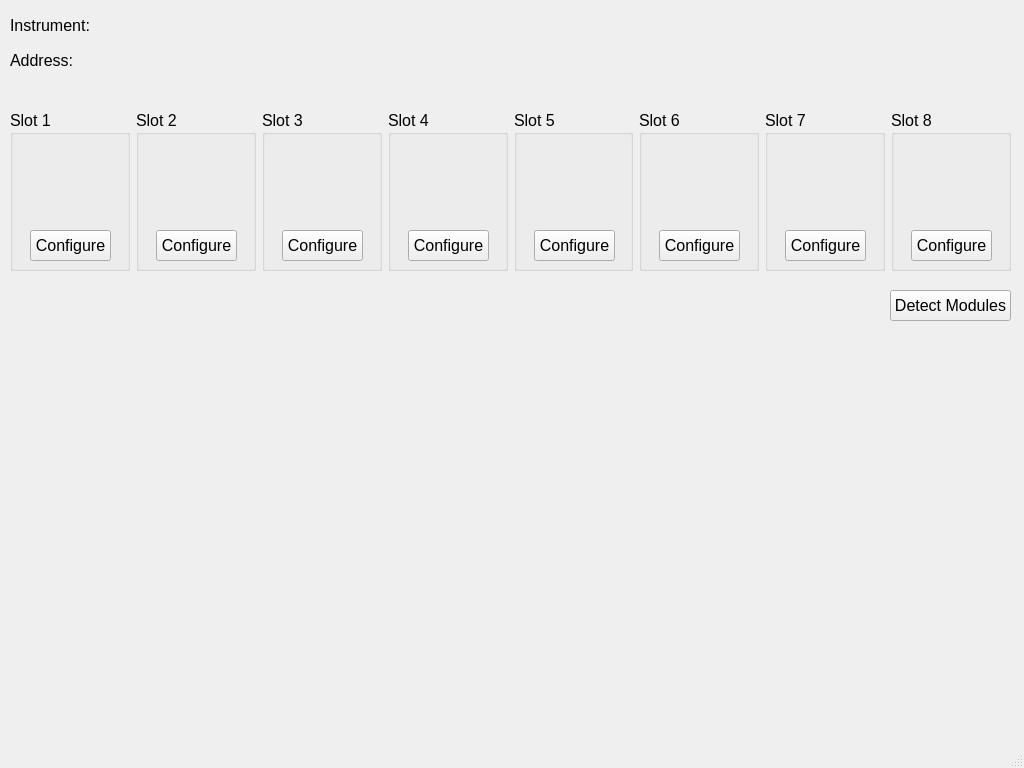
This is src/OSICSMainframeSetupWindow.ui in shattered97/OSICS_Interface as Qt 5 draws it before an edit. The edited form follows.
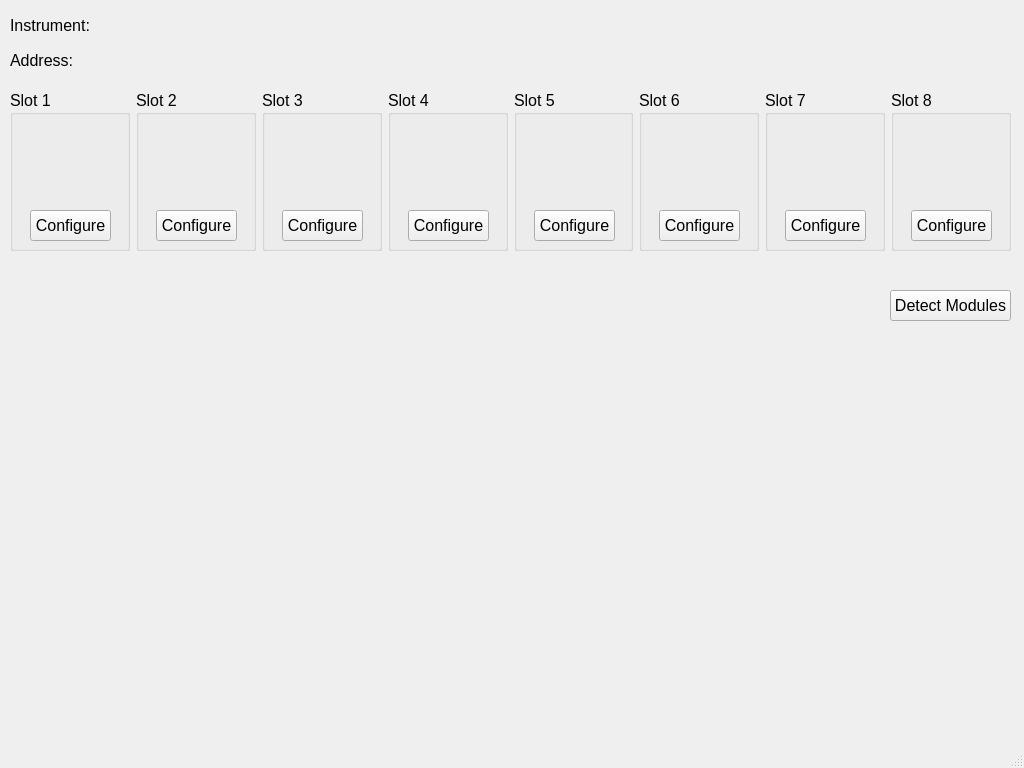
This is the edited form.

Commit message: saved changes before refactoring exfo mainframe/modules

```diff
--- a/src/OSICSMainframeSetupWindow.ui
+++ b/src/OSICSMainframeSetupWindow.ui
@@ -68,11 +68,11 @@
      <string>Detect Modules</string>
     </property>
    </widget>
-   <widget class="QWidget" name="">
+   <widget class="QWidget" name="layoutWidget">
     <property name="geometry">
      <rect>
       <x>10</x>
-      <y>110</y>
+      <y>90</y>
       <width>1001</width>
       <height>161</height>
      </rect>
@@ -88,27 +88,6 @@
        <property name="title">
         <string>Slot 1</string>
        </property>
-       <widget class="QLabel" name="module1NameLabel">
-        <property name="geometry">
-         <rect>
-          <x>10</x>
-          <y>20</y>
-          <width>101</width>
-          <height>71</height>
-         </rect>
-        </property>
-        <property name="font">
-         <font>
-          <pointsize>12</pointsize>
-         </font>
-        </property>
-        <property name="text">
-         <string>&lt;Empty&gt;</string>
-        </property>
-        <property name="alignment">
-         <set>Qt::AlignCenter</set>
-        </property>
-       </widget>
        <widget class="QPushButton" name="configSlot1Btn">
         <property name="geometry">
          <rect>
@@ -139,27 +118,6 @@
        <property name="title">
         <string>Slot 2</string>
        </property>
-       <widget class="QLabel" name="module2NameLabel">
-        <property name="geometry">
-         <rect>
-          <x>10</x>
-          <y>20</y>
-          <width>101</width>
-          <height>71</height>
-         </rect>
-        </property>
-        <property name="font">
-         <font>
-          <pointsize>12</pointsize>
-         </font>
-        </property>
-        <property name="text">
-         <string>&lt;Empty&gt;</string>
-        </property>
-        <property name="alignment">
-         <set>Qt::AlignCenter</set>
-        </property>
-       </widget>
        <widget class="QPushButton" name="configSlot2Btn">
         <property name="geometry">
          <rect>
@@ -190,27 +148,6 @@
        <property name="title">
         <string>Slot 3</string>
        </property>
-       <widget class="QLabel" name="module3NameLabel">
-        <property name="geometry">
-         <rect>
-          <x>10</x>
-          <y>20</y>
-          <width>101</width>
-          <height>71</height>
-         </rect>
-        </property>
-        <property name="font">
-         <font>
-          <pointsize>12</pointsize>
-         </font>
-        </property>
-        <property name="text">
-         <string>&lt;Empty&gt;</string>
-        </property>
-        <property name="alignment">
-         <set>Qt::AlignCenter</set>
-        </property>
-       </widget>
        <widget class="QPushButton" name="configSlot3Btn">
         <property name="geometry">
          <rect>
@@ -241,27 +178,6 @@
        <property name="title">
         <string>Slot 4</string>
        </property>
-       <widget class="QLabel" name="module4NameLabel">
-        <property name="geometry">
-         <rect>
-          <x>10</x>
-          <y>20</y>
-          <width>101</width>
-          <height>71</height>
-         </rect>
-        </property>
-        <property name="font">
-         <font>
-          <pointsize>12</pointsize>
-         </font>
-        </property>
-        <property name="text">
-         <string>&lt;Empty&gt;</string>
-        </property>
-        <property name="alignment">
-         <set>Qt::AlignCenter</set>
-        </property>
-       </widget>
        <widget class="QPushButton" name="configSlot4Btn">
         <property name="geometry">
          <rect>
@@ -292,27 +208,6 @@
        <property name="title">
         <string>Slot 5</string>
        </property>
-       <widget class="QLabel" name="module5NameLabel">
-        <property name="geometry">
-         <rect>
-          <x>10</x>
-          <y>20</y>
-          <width>101</width>
-          <height>71</height>
-         </rect>
-        </property>
-        <property name="font">
-         <font>
-          <pointsize>12</pointsize>
-         </font>
-        </property>
-        <property name="text">
-         <string>&lt;Empty&gt;</string>
-        </property>
-        <property name="alignment">
-         <set>Qt::AlignCenter</set>
-        </property>
-       </widget>
        <widget class="QPushButton" name="configSlot5Btn">
         <property name="geometry">
          <rect>
@@ -343,27 +238,6 @@
        <property name="title">
         <string>Slot 6</string>
        </property>
-       <widget class="QLabel" name="module6NameLabel">
-        <property name="geometry">
-         <rect>
-          <x>10</x>
-          <y>20</y>
-          <width>101</width>
-          <height>71</height>
-         </rect>
-        </property>
-        <property name="font">
-         <font>
-          <pointsize>12</pointsize>
-         </font>
-        </property>
-        <property name="text">
-         <string>&lt;Empty&gt;</string>
-        </property>
-        <property name="alignment">
-         <set>Qt::AlignCenter</set>
-        </property>
-       </widget>
        <widget class="QPushButton" name="configSlot6Btn">
         <property name="geometry">
          <rect>
@@ -394,27 +268,6 @@
        <property name="title">
         <string>Slot 7</string>
        </property>
-       <widget class="QLabel" name="module7NameLabel">
-        <property name="geometry">
-         <rect>
-          <x>10</x>
-          <y>20</y>
-          <width>101</width>
-          <height>71</height>
-         </rect>
-        </property>
-        <property name="font">
-         <font>
-          <pointsize>12</pointsize>
-         </font>
-        </property>
-        <property name="text">
-         <string>&lt;Empty&gt;</string>
-        </property>
-        <property name="alignment">
-         <set>Qt::AlignCenter</set>
-        </property>
-       </widget>
        <widget class="QPushButton" name="configSlot7Btn">
         <property name="geometry">
          <rect>
@@ -445,27 +298,6 @@
        <property name="title">
         <string>Slot 8</string>
        </property>
-       <widget class="QLabel" name="module8NameLabel">
-        <property name="geometry">
-         <rect>
-          <x>10</x>
-          <y>20</y>
-          <width>101</width>
-          <height>71</height>
-         </rect>
-        </property>
-        <property name="font">
-         <font>
-          <pointsize>12</pointsize>
-         </font>
-        </property>
-        <property name="text">
-         <string>&lt;Empty&gt;</string>
-        </property>
-        <property name="alignment">
-         <set>Qt::AlignCenter</set>
-        </property>
-       </widget>
        <widget class="QPushButton" name="configSlot8Btn">
         <property name="geometry">
          <rect>
@@ -488,6 +320,28 @@
      </item>
     </layout>
    </widget>
+   <widget class="QWidget" name="">
+    <property name="geometry">
+     <rect>
+      <x>0</x>
+      <y>0</y>
+      <width>2</width>
+      <height>2</height>
+     </rect>
+    </property>
+    <layout class="QHBoxLayout" name="horizontalLayout_2"/>
+   </widget>
+   <widget class="QWidget" name="">
+    <property name="geometry">
+     <rect>
+      <x>10</x>
+      <y>110</y>
+      <width>1001</width>
+      <height>101</height>
+     </rect>
+    </property>
+    <layout class="QHBoxLayout" name="moduleNameLabelLayout"/>
+   </widget>
   </widget>
   <widget class="QMenuBar" name="menubar">
    <property name="geometry">
```
Left out of the diff: 27 changed lines with no effect on the pictures. The commit also changes 22 other files.
